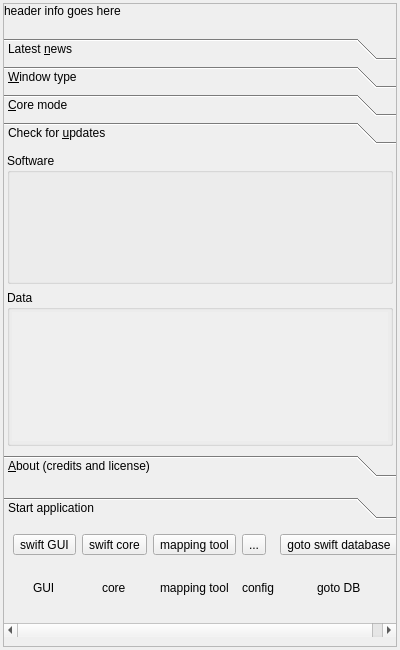
swift-project/pilotclient, file src/swiftlauncher/swiftlauncher.ui: the form before one commit.
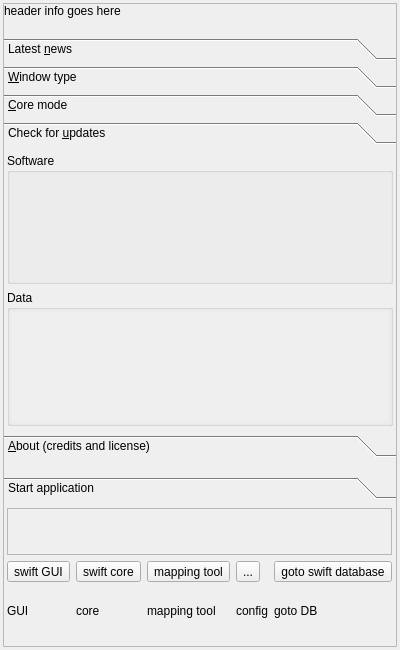
The form after the commit. The open tabs and pages were chosen to show the change. Icons and pictures are not drawn. Custom widgets are drawn as their Qt base class.

Commit message: Scale UI component, used in launcher

What changed in the file:
```diff
--- a/src/swiftlauncher/swiftlauncher.ui
+++ b/src/swiftlauncher/swiftlauncher.ui
@@ -361,7 +361,7 @@
                <x>0</x>
                <y>0</y>
                <width>392</width>
-               <height>319</height>
+               <height>299</height>
               </rect>
              </property>
              <attribute name="label">
@@ -443,7 +443,7 @@
                       <x>0</x>
                       <y>0</y>
                       <width>376</width>
-                      <height>156</height>
+                      <height>136</height>
                      </rect>
                     </property>
                     <layout class="QVBoxLayout" name="vl_DataUpdatesScrollArea">
@@ -531,7 +531,7 @@
             <property name="minimumSize">
              <size>
               <width>0</width>
-              <height>140</height>
+              <height>160</height>
              </size>
             </property>
             <property name="currentIndex">
@@ -543,68 +543,36 @@
                <x>0</x>
                <y>0</y>
                <width>392</width>
-               <height>116</height>
+               <height>136</height>
               </rect>
              </property>
              <attribute name="label">
               <string>Start application</string>
              </attribute>
              <layout class="QGridLayout" name="gl_Start">
-              <item row="0" column="2">
-               <widget class="QToolButton" name="tb_SwiftMappingTool">
-                <property name="toolTip">
-                 <string>start swift data (the mapping tool)</string>
+              <property name="leftMargin">
+               <number>3</number>
+              </property>
+              <property name="topMargin">
+               <number>3</number>
+              </property>
+              <property name="rightMargin">
+               <number>3</number>
+              </property>
+              <property name="bottomMargin">
+               <number>3</number>
+              </property>
+              <item row="0" column="0" colspan="5">
+               <widget class="BlackGui::Components::CScaleScreenFactor" name="comp_Scale">
+                <property name="frameShape">
+                 <enum>QFrame::StyledPanel</enum>
                 </property>
-                <property name="text">
-                 <string>mapping tool</string>
+                <property name="frameShadow">
+                 <enum>QFrame::Raised</enum>
                 </property>
-                <property name="icon">
-                 <iconset resource="../blackmisc/blackmisc.qrc">
-                  <normaloff>:/own/icons/own/swift3D/sw3DGreen-256.png</normaloff>:/own/icons/own/swift3D/sw3DGreen-256.png</iconset>
-                </property>
-                <property name="iconSize">
-                 <size>
-                  <width>64</width>
-                  <height>64</height>
-                 </size>
-                </property>
                </widget>
               </item>
-              <item row="0" column="4">
-               <widget class="QToolButton" name="tb_Database">
-                <property name="toolTip">
-                 <string>open browser for swift database</string>
-                </property>
-                <property name="text">
-                 <string>goto swift database</string>
-                </property>
-                <property name="icon">
-                 <iconset resource="../blackmisc/blackmisc.qrc">
-                  <normaloff>:/own/icons/own/swift3D/sw3DGreen-256.png</normaloff>:/own/icons/own/swift3D/sw3DGreen-256.png</iconset>
-                </property>
-                <property name="iconSize">
-                 <size>
-                  <width>48</width>
-                  <height>48</height>
-                 </size>
-                </property>
-               </widget>
-              </item>
-              <item row="1" column="2" alignment="Qt::AlignHCenter">
-               <widget class="QLabel" name="lbl_SwiftData">
-                <property name="text">
-                 <string>mapping tool</string>
-                </property>
-               </widget>
-              </item>
-              <item row="1" column="1" alignment="Qt::AlignHCenter">
-               <widget class="QLabel" name="lbl_SwiftCore">
-                <property name="text">
-                 <string>core</string>
-                </property>
-               </widget>
-              </item>
-              <item row="0" column="0">
+              <item row="1" column="0">
                <widget class="QToolButton" name="tb_SwiftGui">
                 <property name="toolTip">
                  <string>start swift GUI</string>
@@ -624,14 +592,7 @@
                 </property>
                </widget>
               </item>
-              <item row="1" column="0" alignment="Qt::AlignHCenter">
-               <widget class="QLabel" name="lbl_SwiftGui">
-                <property name="text">
-                 <string>GUI</string>
-                </property>
-               </widget>
-              </item>
-              <item row="0" column="1">
+              <item row="1" column="1">
                <widget class="QToolButton" name="tb_SwiftCore">
                 <property name="toolTip">
                  <string>start swift core</string>
@@ -651,7 +612,27 @@
                 </property>
                </widget>
               </item>
-              <item row="0" column="3">
+              <item row="1" column="2">
+               <widget class="QToolButton" name="tb_SwiftMappingTool">
+                <property name="toolTip">
+                 <string>start swift data (the mapping tool)</string>
+                </property>
+                <property name="text">
+                 <string>mapping tool</string>
+                </property>
+                <property name="icon">
+                 <iconset resource="../blackmisc/blackmisc.qrc">
+                  <normaloff>:/own/icons/own/swift3D/sw3DGreen-256.png</normaloff>:/own/icons/own/swift3D/sw3DGreen-256.png</iconset>
+                </property>
+                <property name="iconSize">
+                 <size>
+                  <width>64</width>
+                  <height>64</height>
+                 </size>
+                </property>
+               </widget>
+              </item>
+              <item row="1" column="3">
                <widget class="QToolButton" name="tb_ConfigurationWizard">
                 <property name="text">
                  <string>...</string>
@@ -668,14 +649,55 @@
                 </property>
                </widget>
               </item>
-              <item row="1" column="3" alignment="Qt::AlignHCenter">
+              <item row="1" column="4">
+               <widget class="QToolButton" name="tb_Database">
+                <property name="toolTip">
+                 <string>open browser for swift database</string>
+                </property>
+                <property name="text">
+                 <string>goto swift database</string>
+                </property>
+                <property name="icon">
+                 <iconset resource="../blackmisc/blackmisc.qrc">
+                  <normaloff>:/own/icons/own/swift3D/sw3DGreen-256.png</normaloff>:/own/icons/own/swift3D/sw3DGreen-256.png</iconset>
+                </property>
+                <property name="iconSize">
+                 <size>
+                  <width>48</width>
+                  <height>48</height>
+                 </size>
+                </property>
+               </widget>
+              </item>
+              <item row="2" column="0">
+               <widget class="QLabel" name="lbl_SwiftGui">
+                <property name="text">
+                 <string>GUI</string>
+                </property>
+               </widget>
+              </item>
+              <item row="2" column="1">
+               <widget class="QLabel" name="lbl_SwiftCore">
+                <property name="text">
+                 <string>core</string>
+                </property>
+               </widget>
+              </item>
+              <item row="2" column="2">
+               <widget class="QLabel" name="lbl_SwiftData">
+                <property name="text">
+                 <string>mapping tool</string>
+                </property>
+               </widget>
+              </item>
+              <item row="2" column="3">
                <widget class="QLabel" name="lbl_Wizard">
                 <property name="text">
                  <string>config</string>
                 </property>
                </widget>
               </item>
-              <item row="1" column="4" alignment="Qt::AlignHCenter">
+              <item row="2" column="4">
                <widget class="QLabel" name="lbl_Database">
                 <property name="text">
                  <string>goto DB</string>
@@ -778,6 +800,12 @@
    <header>blackgui/components/abouthtmlcomponent.h</header>
    <container>1</container>
   </customwidget>
+  <customwidget>
+   <class>BlackGui::Components::CScaleScreenFactor</class>
+   <extends>QFrame</extends>
+   <header>blackgui/components/scalescreenfactor.h</header>
+   <container>1</container>
+  </customwidget>
  </customwidgets>
  <tabstops>
   <tabstop>tbr_LatestNews</tabstop>
```
Left out of the diff: 8 changed lines with no effect on the pictures. The commit also changes 4 other files.
